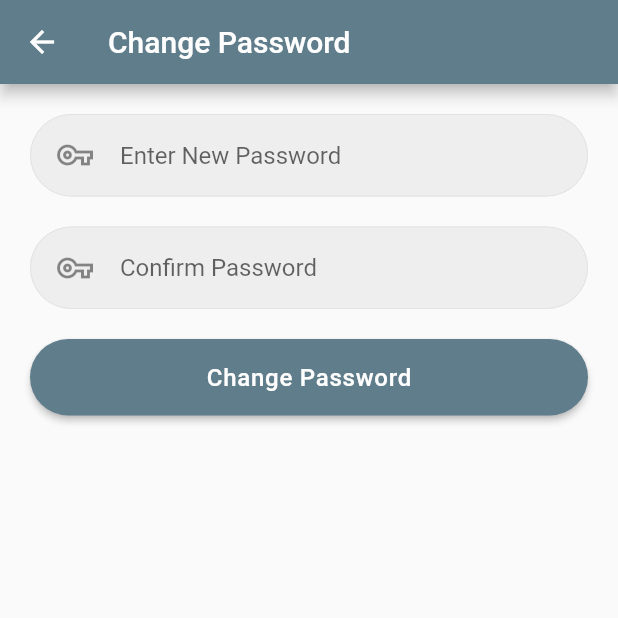
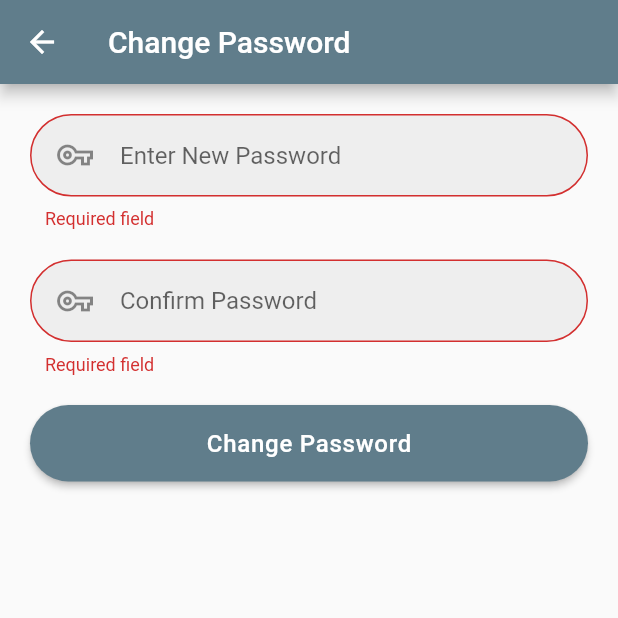
Before and after one commit to Rezuanul-Islam-Fahim/anonymous_chat, a Flutter app: the ChangePasswordScreen screen opened directly, after a tap on "Change Password", on a phone screen of 412 x 824 dp, the top half of it. Run offline on Flutter 3.47's test engine with Material 2 defaults, Android fonts, the phone set to English and light mode, and no system bars; our stand-ins replace cloud_firestore, email_validator, firebase_auth, firebase_core, flushbar, shared_preferences; accounts and stored records are empty.

Commit message:
Add success message in chaning password section

```diff
--- a/lib/screens/change_password.dart
+++ b/lib/screens/change_password.dart
@@ -3,6 +3,7 @@ import 'dart:async';
 import 'package:flutter/material.dart';
 import 'package:firebase_auth/firebase_auth.dart';
 import 'package:shared_preferences/shared_preferences.dart';
+import 'package:flushbar/flushbar.dart';
 
 import '../global.dart';
 import '../components/login_register_button.dart';
@@ -12,27 +13,43 @@ class ChangePasswordScreen extends StatelessWidget {
   final TextEditingController _passwordController = TextEditingController();
   final TextEditingController _confirmPassController = TextEditingController();
 
+  final GlobalKey<FormState> _formKey = GlobalKey<FormState>();
+
   Future<void> _changePassword(BuildContext context) async {
     SharedPreferences _prefs = await SharedPreferences.getInstance();
-
     FirebaseAuth _auth = FirebaseAuth.instance;
     UserCredential _user = await _auth.signInWithEmailAndPassword(
       email: _prefs.getString('userEmail'),
       password: _prefs.getString('userPassword'),
     );
 
-    if (_passwordController.text == _confirmPassController.text) {
     _user.user.updatePassword(_passwordController.text);
+    await _prefs.setString('userPassword', _passwordController.text);
 
     Navigator.of(context).pushAndRemoveUntil(
       MaterialPageRoute(builder: (_) => ChatScreen(_user)),
       (Route<dynamic> route) => false,
     );
 
-      await _prefs.setString('userPassword', _passwordController.text);
-    } else {
-      print('not match');
-    }
+    Flushbar(
+      message: 'Successfully changed password',
+      icon: Icon(
+        Icons.info_outline,
+        size: 30,
+        color: Colors.green,
+      ),
+      margin: EdgeInsets.all(10),
+      padding: EdgeInsets.fromLTRB(20, 15, 15, 15),
+      borderRadius: 10,
+      duration: Duration(seconds: 4),
+      boxShadows: <BoxShadow>[
+        BoxShadow(
+          color: Colors.black45,
+          blurRadius: 5,
+          spreadRadius: 2,
+        ),
+      ],
+    )..show(context);
   }
 
   @override
@@ -43,32 +60,58 @@ class ChangePasswordScreen extends StatelessWidget {
       ),
       body: Padding(
         padding: EdgeInsets.all(20),
+        child: Form(
+          key: _formKey,
           child: Column(
             crossAxisAlignment: CrossAxisAlignment.center,
             children: <Widget>[
-            TextField(
+              TextFormField(
                 decoration: inputField(
                   'Enter New Password',
                   Icon(Icons.vpn_key_outlined),
                 ),
                 controller: _passwordController,
                 obscureText: true,
+                validator: (value) {
+                  if (value.isEmpty) {
+                    return 'Required field';
+                  } else if (value.length < 6) {
+                    return 'Password should be at least 6 characters';
+                  } else if (_confirmPassController.text !=
+                      _passwordController.text) {
+                    return 'New and confirm password field doesn\'t match';
+                  }
+                  return null;
+                },
               ),
               SizedBox(height: 20),
-            TextField(
+              TextFormField(
                 decoration: inputField(
                   'Confirm Password',
                   Icon(Icons.vpn_key_outlined),
                 ),
                 controller: _confirmPassController,
                 obscureText: true,
+                validator: (value) {
+                  if (value.isEmpty) {
+                    return 'Required field';
+                  } else if (value.length < 6) {
+                    return 'Password should be at least 6 characters';
+                  } else if (_confirmPassController.text !=
+                      _passwordController.text) {
+                    return 'New and confirm password field doesn\'t match';
+                  }
+                  return null;
+                },
               ),
               SizedBox(height: 20),
-            LoginRegisterButton(
-              'Change Password',
-              () => _changePassword(context),
+              LoginRegisterButton('Change Password', () {
+                if (_formKey.currentState.validate()) {
+                  _changePassword(context);
+                }
+              }),
+            ],
           ),
-          ],
         ),
       ),
     );
```
Lines whose indentation alone changed are shown as unchanged.
